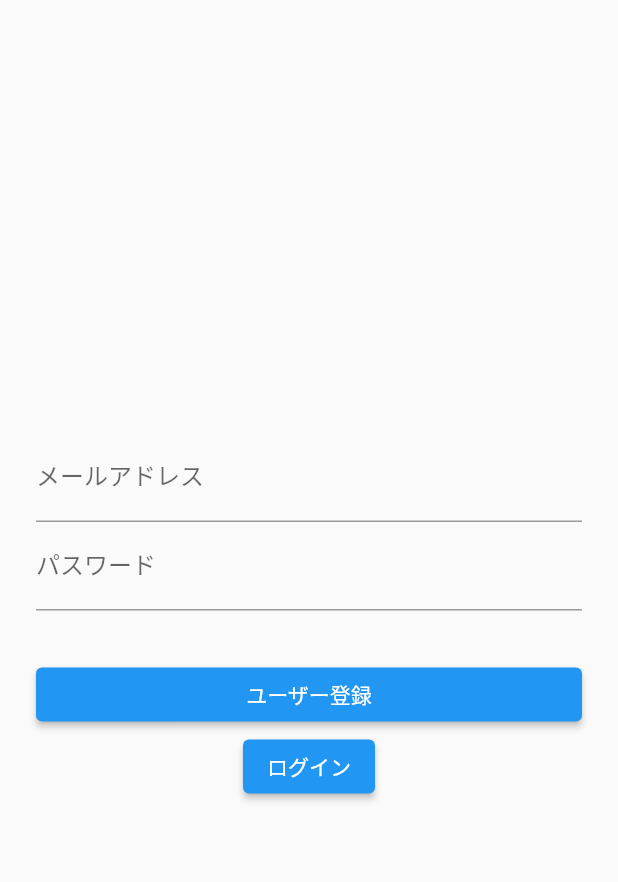
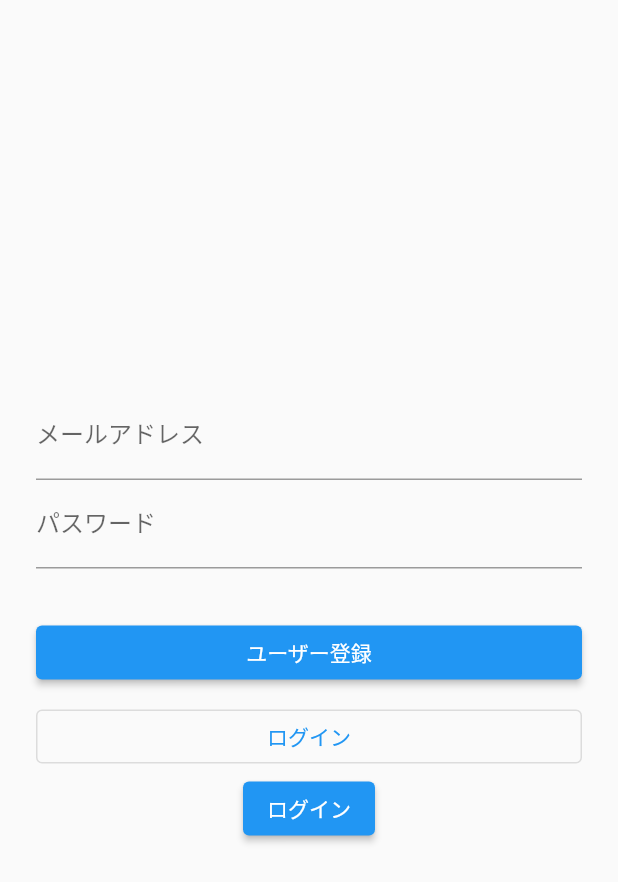
Before and after one commit to nargok/flutter_state_management_with_riverpod, a Flutter app: the screen it shows after launch, on a phone screen of 412 x 824 dp. Shown: the top 882 px of the screen. Run offline on Flutter 3.47's test engine with Material 2 defaults, Android fonts, the phone set to English and light mode, and no system bars; our stand-ins replace firebase_auth, firebase_core; accounts and stored records are empty.

Commit message:
ログインbutton

```diff
--- a/lib/main.dart
+++ b/lib/main.dart
@@ -55,7 +55,7 @@
                 },
               ),
               Container(
-                padding: EdgeInsets.all(8),
+                  padding: EdgeInsets.all(8),
                 child: Text(infoText),
               ),
               Container(
@@ -74,6 +74,28 @@
                     } catch (e) {
                       setState(() {
                         infoText = "登録に失敗しました: ${e.toString()}";
+                      });
+                    }
+                  },
+                ),
+              ),
+              const SizedBox(height: 8,),
+              Container(
+                width: double.infinity,
+                child: OutlinedButton(
+                  child: Text('ログイン'),
+                  onPressed: () async {
+                    try {
+                      final FirebaseAuth auth = FirebaseAuth.instance;
+                      await auth.signInWithEmailAndPassword(email: email, password: password);
+                      await Navigator.of(context).pushReplacement(
+                        MaterialPageRoute(builder: (context) {
+                          return ChatPage();
+                        })
+                      );
+                    } catch (e) {
+                      setState(() {
+                        infoText = "ログインに失敗しました: ${e.toString()}";
                       });
                     }
                   },
```
